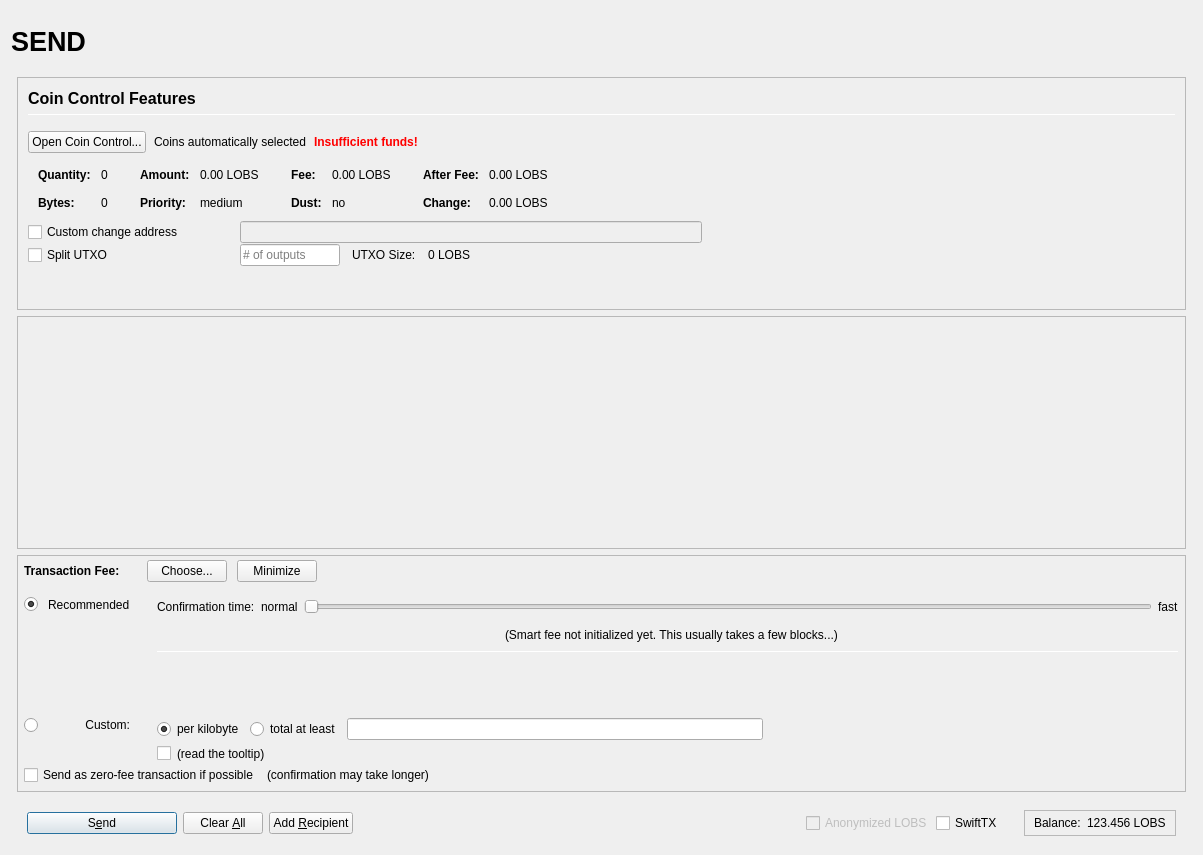
Old version of the form src/qt/forms/sendcoinsdialog.ui in the repository avymantech/lobstex.
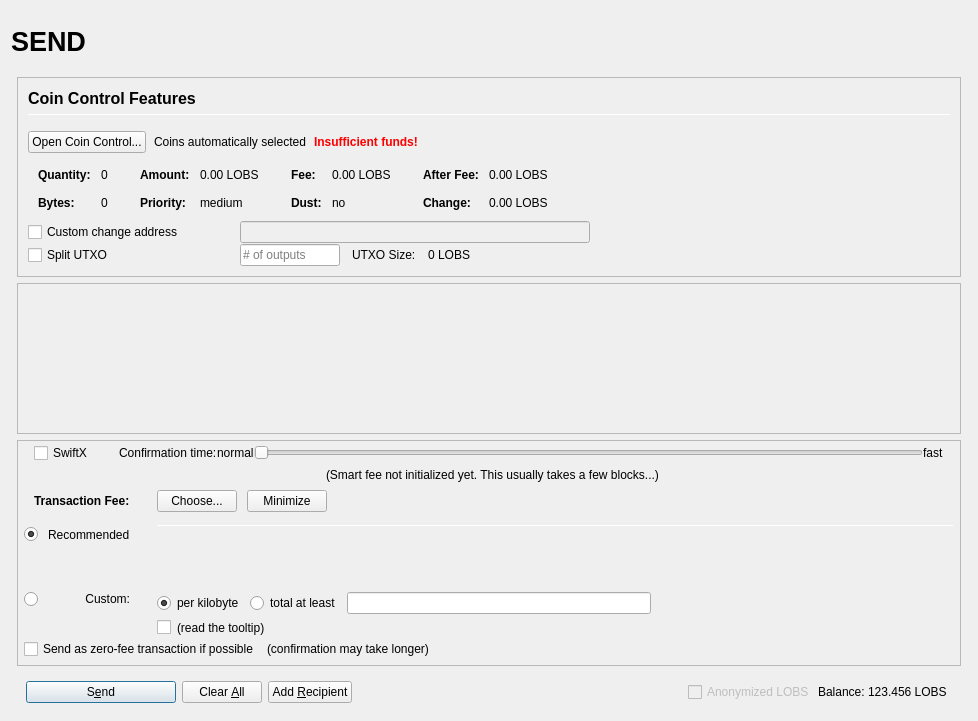
New version of the form. Icons and pictures are not drawn. Custom widgets are drawn as their Qt base class.

The edit to the form file:
```diff
--- a/src/qt/forms/sendcoinsdialog.ui
+++ b/src/qt/forms/sendcoinsdialog.ui
@@ -9,16 +9,19 @@
    <rect>
     <x>0</x>
     <y>0</y>
-    <width>1203</width>
-    <height>855</height>
+    <width>978</width>
+    <height>721</height>
    </rect>
   </property>
   <property name="windowTitle">
    <string>Send Coins</string>
   </property>
-  <layout class="QVBoxLayout" name="verticalLayout_5">
+  <layout class="QVBoxLayout" name="verticalLayout" stretch="0">
+   <property name="bottomMargin">
+    <number>9</number>
+   </property>
    <item>
-    <layout class="QVBoxLayout" name="verticalLayout_Master" stretch="0,1,0,0">
+    <layout class="QVBoxLayout" name="verticalLayout_Master" stretch="0,1">
      <property name="spacing">
       <number>0</number>
      </property>
@@ -136,7 +139,7 @@
          <height>0</height>
         </size>
        </property>
-       <layout class="QVBoxLayout" name="layout_BG" stretch="0,0,0">
+       <layout class="QVBoxLayout" name="layout_BG" stretch="0,0,0,0">
         <property name="leftMargin">
          <number>6</number>
         </property>
@@ -894,11 +897,11 @@
             <rect>
              <x>0</x>
              <y>0</y>
-             <width>1169</width>
-             <height>185</height>
+             <width>944</width>
+             <height>73</height>
             </rect>
            </property>
-           <layout class="QVBoxLayout" name="verticalLayout_2" stretch="0,0">
+           <layout class="QVBoxLayout" name="verticalLayout_2" stretch="0,1">
             <property name="leftMargin">
              <number>0</number>
             </property>
@@ -972,7 +975,7 @@
             <number>0</number>
            </property>
            <item>
-            <layout class="QVBoxLayout" name="verticalLayoutFee2" stretch="0,0,0">
+            <layout class="QVBoxLayout" name="verticalLayoutFee2" stretch="0,0,0,0">
              <property name="spacing">
               <number>0</number>
              </property>
@@ -985,8 +988,179 @@
              <property name="rightMargin">
               <number>6</number>
              </property>
+             <item>
+              <layout class="QVBoxLayout" name="verticalLayout_feeConf">
+               <property name="spacing">
+                <number>0</number>
+               </property>
+               <property name="leftMargin">
+                <number>10</number>
+               </property>
+               <property name="rightMargin">
+                <number>10</number>
+               </property>
+               <property name="bottomMargin">
+                <number>5</number>
+               </property>
+               <item>
+                <layout class="QHBoxLayout" name="horizontalLayoutFee9">
+                 <item>
+                  <widget class="QCheckBox" name="checkSwiftTX">
+                   <property name="enabled">
+                    <bool>true</bool>
+                   </property>
+                   <property name="minimumSize">
+                    <size>
+                     <width>85</width>
+                     <height>0</height>
+                    </size>
+                   </property>
+                   <property name="toolTip">
+                    <string>SwiftX technology allows for near instant transactions - A flat fee of 0.01 LOBS applies</string>
+                   </property>
+                   <property name="text">
+                    <string>SwiftX</string>
+                   </property>
+                  </widget>
+                 </item>
+                 <item>
+                  <widget class="QLabel" name="labelSmartFee3">
+                   <property name="text">
+                    <string>Confirmation time:</string>
+                   </property>
+                   <property name="margin">
+                    <number>2</number>
+                   </property>
+                  </widget>
+                 </item>
+                 <item>
+                  <widget class="QLabel" name="labelSmartFeeNormal">
+                   <property name="text">
+                    <string>normal</string>
+                   </property>
+                   <property name="margin">
+                    <number>8</number>
+                   </property>
+                  </widget>
+                 </item>
+                 <item>
+                  <widget class="QSlider" name="sliderSmartFee">
+                   <property name="minimumSize">
+                    <size>
+                     <width>0</width>
+                     <height>24</height>
+                    </size>
+                   </property>
+                   <property name="minimum">
+                    <number>0</number>
+                   </property>
+                   <property name="maximum">
+                    <number>24</number>
+                   </property>
+                   <property name="pageStep">
+                    <number>1</number>
+                   </property>
+                   <property name="value">
+                    <number>0</number>
+                   </property>
+                   <property name="orientation">
+                    <enum>Qt::Horizontal</enum>
+                   </property>
+                   <property name="invertedAppearance">
+                    <bool>false</bool>
+                   </property>
+                   <property name="invertedControls">
+                    <bool>false</bool>
+                   </property>
+                   <property name="tickPosition">
+                    <enum>QSlider::NoTicks</enum>
+                   </property>
+                  </widget>
+                 </item>
+                 <item>
+                  <widget class="QLabel" name="labelSmartFeeFast">
+                   <property name="text">
+                    <string>fast</string>
+                   </property>
+                   <property name="margin">
+                    <number>8</number>
+                   </property>
+                  </widget>
+                 </item>
+                </layout>
+               </item>
+               <item>
+                <layout class="QHBoxLayout" name="horizontalLayout_recommended_texts">
+                 <property name="spacing">
+                  <number>0</number>
+                 </property>
+                 <item>
+                  <spacer name="horizontalSpacer_8">
+                   <property name="orientation">
+                    <enum>Qt::Horizontal</enum>
+                   </property>
+                   <property name="sizeHint" stdset="0">
+                    <size>
+                     <width>40</width>
+                     <height>20</height>
+                    </size>
+                   </property>
+                  </spacer>
+                 </item>
+                 <item>
+                  <widget class="QLabel" name="labelFeeEstimation">
+                   <property name="text">
+                    <string/>
+                   </property>
+                   <property name="margin">
+                    <number>2</number>
+                   </property>
+                  </widget>
+                 </item>
+                 <item>
+                  <widget class="QLabel" name="labelSmartFee2">
+                   <property name="text">
+                    <string>(Smart fee not initialized yet. This usually takes a few blocks...)</string>
+                   </property>
+                   <property name="alignment">
+                    <set>Qt::AlignLeading|Qt::AlignLeft|Qt::AlignVCenter</set>
+                   </property>
+                   <property name="wordWrap">
+                    <bool>false</bool>
+                   </property>
+                   <property name="margin">
+                    <number>2</number>
+                   </property>
+                   <property name="indent">
+                    <number>-1</number>
+                   </property>
+                  </widget>
+                 </item>
+                 <item>
+                  <spacer name="horizontalSpacer_3">
+                   <property name="orientation">
+                    <enum>Qt::Horizontal</enum>
+                   </property>
+                   <property name="sizeHint" stdset="0">
+                    <size>
+                     <width>40</width>
+                     <height>20</height>
+                    </size>
+                   </property>
+                  </spacer>
+                 </item>
+                </layout>
+               </item>
+              </layout>
+             </item>
              <item>
               <layout class="QHBoxLayout" name="horizontalLayoutFee1">
+               <property name="leftMargin">
+                <number>10</number>
+               </property>
+               <property name="rightMargin">
+                <number>10</number>
+               </property>
                <property name="bottomMargin">
                 <number>0</number>
                </property>
@@ -995,22 +1169,6 @@
                  <property name="spacing">
                   <number>0</number>
                  </property>
-                 <item>
-                  <spacer name="verticalSpacerSmartFee">
-                   <property name="orientation">
-                    <enum>Qt::Vertical</enum>
-                   </property>
-                   <property name="sizeType">
-                    <enum>QSizePolicy::Fixed</enum>
-                   </property>
-                   <property name="sizeHint" stdset="0">
-                    <size>
-                     <width>1</width>
-                     <height>4</height>
-                    </size>
-                   </property>
-                  </spacer>
-                 </item>
                  <item>
                   <layout class="QHBoxLayout" name="horizontalLayoutSmartFee">
                    <property name="spacing">
@@ -1239,7 +1397,7 @@
                       <item>
                        <widget class="QCheckBox" name="checkBoxMinimumFee">
                         <property name="toolTip">
-                         <string>Paying only the minimum fee is just fine as long as there is less transaction volume than space in the blocks.&lt;br /&gt;But be aware that this can end up in a never confirming transaction once there is more demand for Altair transactions than the network can process.</string>
+                         <string>Paying only the minimum fee is just fine as long as there is less transaction volume than space in the blocks.&lt;br /&gt;But be aware that this can end up in a never confirming transaction once there is more demand for Lobstex transactions than the network can process.</string>
                         </property>
                         <property name="text">
                          <string/>
@@ -1252,7 +1410,7 @@
                          <bool>true</bool>
                         </property>
                         <property name="toolTip">
-                         <string>Paying only the minimum fee is just fine as long as there is less transaction volume than space in the blocks.&lt;br /&gt;But be aware that this can end up in a never confirming transaction once there is more demand for Altair transactions than the network can process.</string>
+                         <string>Paying only the minimum fee is just fine as long as there is less transaction volume than space in the blocks.&lt;br /&gt;But be aware that this can end up in a never confirming transaction once there is more demand for Lobstex transactions than the network can process.</string>
                         </property>
                         <property name="text">
                          <string>(read the tooltip)</string>
@@ -1286,8 +1444,31 @@
                     </property>
                    </widget>
                   </item>
+                  <item row="1" column="2">
+                   <widget class="QLabel" name="labelSmartFee">
+                    <property name="text">
+                     <string/>
+                    </property>
+                    <property name="margin">
+                     <number>2</number>
+                    </property>
+                   </widget>
+                  </item>
+                  <item row="1" column="0">
+                   <widget class="QRadioButton" name="radioSmartFee">
+                    <property name="text">
+                     <string/>
+                    </property>
+                    <property name="checked">
+                     <bool>true</bool>
+                    </property>
+                    <attribute name="buttonGroup">
+                     <string notr="true">groupFee</string>
+                    </attribute>
+                   </widget>
+                  </item>
                   <item row="0" column="4" rowspan="3">
-                   <layout class="QVBoxLayout" name="verticalLayoutFee3" stretch="0,0,0,0,1,0">
+                   <layout class="QVBoxLayout" name="verticalLayoutFee3" stretch="0,0,0,0">
                     <property name="spacing">
                      <number>6</number>
                     </property>
@@ -1297,133 +1478,6 @@
                     <property name="bottomMargin">
                      <number>20</number>
                     </property>
-                    <item>
-                     <layout class="QHBoxLayout" name="horizontalLayoutFee9">
-                      <item>
-                       <widget class="QLabel" name="labelSmartFee3">
-                        <property name="text">
-                         <string>Confirmation time:</string>
-                        </property>
-                        <property name="margin">
-                         <number>2</number>
-                        </property>
-                       </widget>
-                      </item>
-                      <item>
-                       <widget class="QLabel" name="labelSmartFeeNormal">
-                        <property name="text">
-                         <string>normal</string>
-                        </property>
-                        <property name="margin">
-                         <number>2</number>
-                        </property>
-                       </widget>
-                      </item>
-                      <item>
-                       <widget class="QSlider" name="sliderSmartFee">
-                        <property name="minimumSize">
-                         <size>
-                          <width>0</width>
-                          <height>24</height>
-                         </size>
-                        </property>
-                        <property name="minimum">
-                         <number>0</number>
-                        </property>
-                        <property name="maximum">
-                         <number>24</number>
-                        </property>
-                        <property name="pageStep">
-                         <number>1</number>
-                        </property>
-                        <property name="value">
-                         <number>0</number>
-                        </property>
-                        <property name="orientation">
-                         <enum>Qt::Horizontal</enum>
-                        </property>
-                        <property name="invertedAppearance">
-                         <bool>false</bool>
-                        </property>
-                        <property name="invertedControls">
-                         <bool>false</bool>
-                        </property>
-                        <property name="tickPosition">
-                         <enum>QSlider::NoTicks</enum>
-                        </property>
-                       </widget>
-                      </item>
-                      <item>
-                       <widget class="QLabel" name="labelSmartFeeFast">
-                        <property name="text">
-                         <string>fast</string>
-                        </property>
-                       </widget>
-                      </item>
-                     </layout>
-                    </item>
-                    <item>
-                     <layout class="QHBoxLayout" name="horizontalLayout_recommended_texts">
-                      <property name="spacing">
-                       <number>0</number>
-                      </property>
-                      <item>
-                       <spacer name="horizontalSpacer_8">
-                        <property name="orientation">
-                         <enum>Qt::Horizontal</enum>
-                        </property>
-                        <property name="sizeHint" stdset="0">
-                         <size>
-                          <width>40</width>
-                          <height>20</height>
-                         </size>
-                        </property>
-                       </spacer>
-                      </item>
-                      <item>
-                       <widget class="QLabel" name="labelFeeEstimation">
-                        <property name="text">
-                         <string/>
-                        </property>
-                        <property name="margin">
-                         <number>2</number>
-                        </property>
-                       </widget>
-                      </item>
-                      <item>
-                       <widget class="QLabel" name="labelSmartFee2">
-                        <property name="text">
-                         <string>(Smart fee not initialized yet. This usually takes a few blocks...)</string>
-                        </property>
-                        <property name="alignment">
-                         <set>Qt::AlignLeading|Qt::AlignLeft|Qt::AlignVCenter</set>
-                        </property>
-                        <property name="wordWrap">
-                         <bool>false</bool>
-                        </property>
-                        <property name="margin">
-                         <number>2</number>
-                        </property>
-                        <property name="indent">
-                         <number>-1</number>
-                        </property>
-                       </widget>
-                      </item>
-                      <item>
-                       <spacer name="horizontalSpacer_3">
-                        <property name="orientation">
-                         <enum>Qt::Horizontal</enum>
-                        </property>
-                        <property name="sizeHint" stdset="0">
-                         <size>
-                          <width>40</width>
-                          <height>20</height>
-                         </size>
-                        </property>
-                       </spacer>
-                      </item>
-                     </layout>
-                    </item>
                     <item>
                      <widget class="Line" name="line_2">
                       <property name="minimumSize">
@@ -1488,29 +1542,6 @@
                     </item>
                    </layout>
                   </item>
-                  <item row="1" column="2">
-                   <widget class="QLabel" name="labelSmartFee">
-                    <property name="text">
-                     <string/>
-                    </property>
-                    <property name="margin">
-                     <number>2</number>
-                    </property>
-                   </widget>
-                  </item>
-                  <item row="1" column="0">
-                   <widget class="QRadioButton" name="radioSmartFee">
-                    <property name="text">
-                     <string/>
-                    </property>
-                    <property name="checked">
-                     <bool>true</bool>
-                    </property>
-                    <attribute name="buttonGroup">
-                     <string notr="true">groupFee</string>
-                    </attribute>
-                   </widget>
-                  </item>
                  </layout>
                 </item>
                 <item>
@@ -1587,41 +1618,11 @@
           </layout>
          </widget>
         </item>
-       </layout>
-      </widget>
-     </item>
-     <item>
-      <spacer name="verticalSpacer_7">
-       <property name="orientation">
-        <enum>Qt::Vertical</enum>
-       </property>
-       <property name="sizeType">
-        <enum>QSizePolicy::Fixed</enum>
-       </property>
-       <property name="sizeHint" stdset="0">
-        <size>
-         <width>20</width>
-         <height>10</height>
-        </size>
-       </property>
-      </spacer>
-     </item>
-     <item>
-      <layout class="QVBoxLayout" name="verticalLayout">
-       <property name="leftMargin">
-        <number>7</number>
-       </property>
-       <property name="rightMargin">
-        <number>7</number>
-       </property>
        <item>
         <widget class="QFrame" name="frame_Send">
          <layout class="QHBoxLayout" name="horizontalLayout">
-          <property name="topMargin">
-           <number>4</number>
-          </property>
           <property name="bottomMargin">
-           <number>4</number>
+            <number>9</number>
           </property>
           <item>
            <widget class="QPushButton" name="sendButton">
@@ -1637,10 +1638,6 @@
             <property name="text">
              <string>S&amp;end</string>
             </property>
-            <property name="icon">
-             <iconset resource="../lobstex.qrc">
-              <normaloff>:/icons/send</normaloff>:/icons/send</iconset>
-            </property>
             <property name="autoDefault">
              <bool>false</bool>
             </property>
@@ -1663,10 +1660,6 @@
             <property name="text">
              <string>Clear &amp;All</string>
             </property>
-            <property name="icon">
-             <iconset resource="../lobstex.qrc">
-              <normaloff>:/icons/remove</normaloff>:/icons/remove</iconset>
-            </property>
             <property name="autoDefault">
              <bool>false</bool>
             </property>
@@ -1680,10 +1673,6 @@
             <property name="text">
              <string>Add &amp;Recipient</string>
             </property>
-            <property name="icon">
-             <iconset resource="../lobstex.qrc">
-              <normaloff>:/icons/add</normaloff>:/icons/add</iconset>
-            </property>
             <property name="autoDefault">
              <bool>false</bool>
             </property>
@@ -1694,9 +1683,6 @@
             <property name="orientation">
              <enum>Qt::Horizontal</enum>
             </property>
-            <property name="sizeType">
-             <enum>QSizePolicy::MinimumExpanding</enum>
-            </property>
             <property name="sizeHint" stdset="0">
              <size>
               <width>40</width>
@@ -1710,28 +1696,9 @@
             <property name="spacing">
              <number>3</number>
             </property>
-            <property name="topMargin">
-             <number>4</number>
-            </property>
-            <property name="bottomMargin">
-             <number>4</number>
-            </property>
-            <item>
-             <spacer name="horizontalSpacer_9">
-              <property name="orientation">
-               <enum>Qt::Horizontal</enum>
-              </property>
-              <property name="sizeType">
-               <enum>QSizePolicy::Fixed</enum>
-              </property>
-              <property name="sizeHint" stdset="0">
-               <size>
-                <width>7</width>
-                <height>20</height>
-               </size>
-              </property>
-             </spacer>
-            </item>
+             <property name="rightMargin">
+              <number>5</number>
+             </property>
             <item>
              <widget class="QCheckBox" name="checkzLOBS">
               <property name="enabled">
@@ -1743,39 +1710,6 @@
              </widget>
             </item>
             <item>
-             <widget class="QCheckBox" name="checkSwiftTX">
-              <property name="enabled">
-               <bool>true</bool>
-              </property>
-              <property name="minimumSize">
-               <size>
-                <width>85</width>
-                <height>0</height>
-               </size>
-              </property>
-              <property name="text">
-               <string>SwiftTX</string>
-              </property>
-             </widget>
-            </item>
-            <item>
-             <layout class="QVBoxLayout" name="verticalLayout_4">
-              <item>
-               <widget class="QFrame" name="frame_balance">
-                <property name="frameShape">
-                 <enum>QFrame::StyledPanel</enum>
-                </property>
-                <property name="frameShadow">
-                 <enum>QFrame::Raised</enum>
-                </property>
-                <layout class="QHBoxLayout" name="horizontalLayout_3">
-                 <property name="topMargin">
-                  <number>5</number>
-                 </property>
-                 <property name="bottomMargin">
-                  <number>5</number>
-                 </property>
-                 <item>
                   <widget class="QLabel" name="label">
                    <property name="text">
                     <string>Balance:</string>
@@ -1785,7 +1719,7 @@
                  <item>
                   <widget class="QLabel" name="labelBalance">
                    <property name="sizePolicy">
-                    <sizepolicy hsizetype="Preferred" vsizetype="Preferred">
+                <sizepolicy hsizetype="Preferred" vsizetype="Fixed">
                      <horstretch>0</horstretch>
                      <verstretch>0</verstretch>
                     </sizepolicy>
@@ -1802,16 +1736,12 @@
                   </widget>
                  </item>
                 </layout>
-               </widget>
-              </item>
-             </layout>
-            </item>
-           </layout>
-          </item>
-         </layout>
+           </item>
+          </layout>
         </widget>
        </item>
       </layout>
+      </widget>
      </item>
     </layout>
    </item>
```
Left out of the diff: 4 changed lines with no effect on the pictures. Lines whose indentation alone changed are shown as unchanged.
